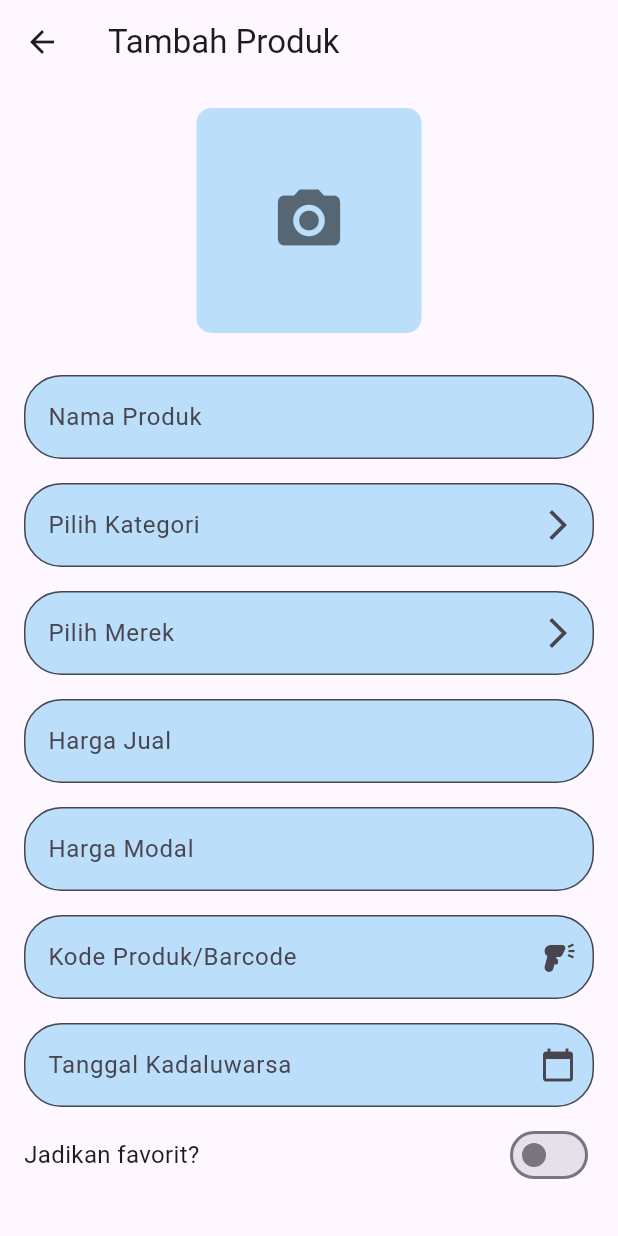
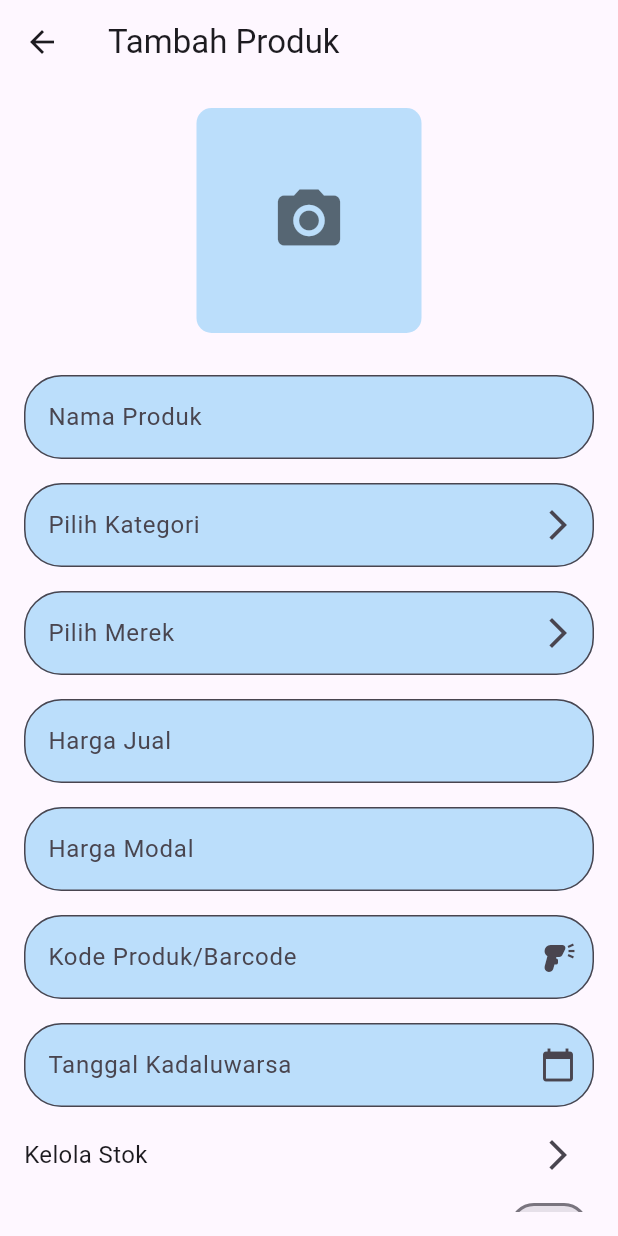
Before and after one commit to AfidNarhaz/bpkp_pos_test, a Flutter app: the TambahProdukPage screen opened directly with empty values, on a phone screen of 412 x 824 dp. Run offline on Flutter 3.47's test engine with Material 3 defaults, Android fonts, the phone set to English and light mode, and no system bars; our stand-ins replace get, image_picker, sqflite; missing offline and left inert: mobile_scanner; accounts and stored records are empty.

Commit message:
Add stock management page and navigation from product addition page

```diff
--- a/lib/view/kelola_produk/tab_produk/tambah_produk_page.dart
+++ b/lib/view/kelola_produk/tab_produk/tambah_produk_page.dart
@@ -6,6 +6,7 @@ import 'package:bpkp_pos_test/view/kelola_produk/tab_produk/barcode_scanner_page
 import 'package:bpkp_pos_test/view/kelola_produk/tab_produk/pop_up_kategori.dart';
 import 'package:bpkp_pos_test/view/kelola_produk/tab_produk/pop_up_merek.dart';
 import 'package:bpkp_pos_test/view/kelola_produk/tab_produk/pop_up_expired.dart';
+import 'package:bpkp_pos_test/view/kelola_produk/tab_stok/kelola_stok.dart';
 import 'package:flutter/material.dart';
 import 'package:flutter/services.dart';
 import 'package:intl/intl.dart';
@@ -411,6 +412,27 @@ class TambahProdukPageState extends State<TambahProdukPage> {
                   },
                 ),
 
+                Row(
+                  mainAxisAlignment: MainAxisAlignment.spaceBetween,
+                  children: [
+                    const Text(
+                      'Kelola Stok',
+                      style: TextStyle(fontSize: 16),
+                    ),
+                    IconButton(
+                      icon: const Icon(Icons.arrow_forward_ios),
+                      onPressed: () {
+                        Navigator.push(
+                          context,
+                          MaterialPageRoute(
+                            builder: (context) => KelolaStokPage(),
+                          ),
+                        );
+                      },
+                    ),
+                  ],
+                ),
+
                 // Jadikan Favorit Switch
                 Row(
                   mainAxisAlignment: MainAxisAlignment.spaceBetween,
```
Also changed, not shown: lib/view/kelola_produk/tab_stok/kelola_stok.dart (added, +17 -0 lines).
